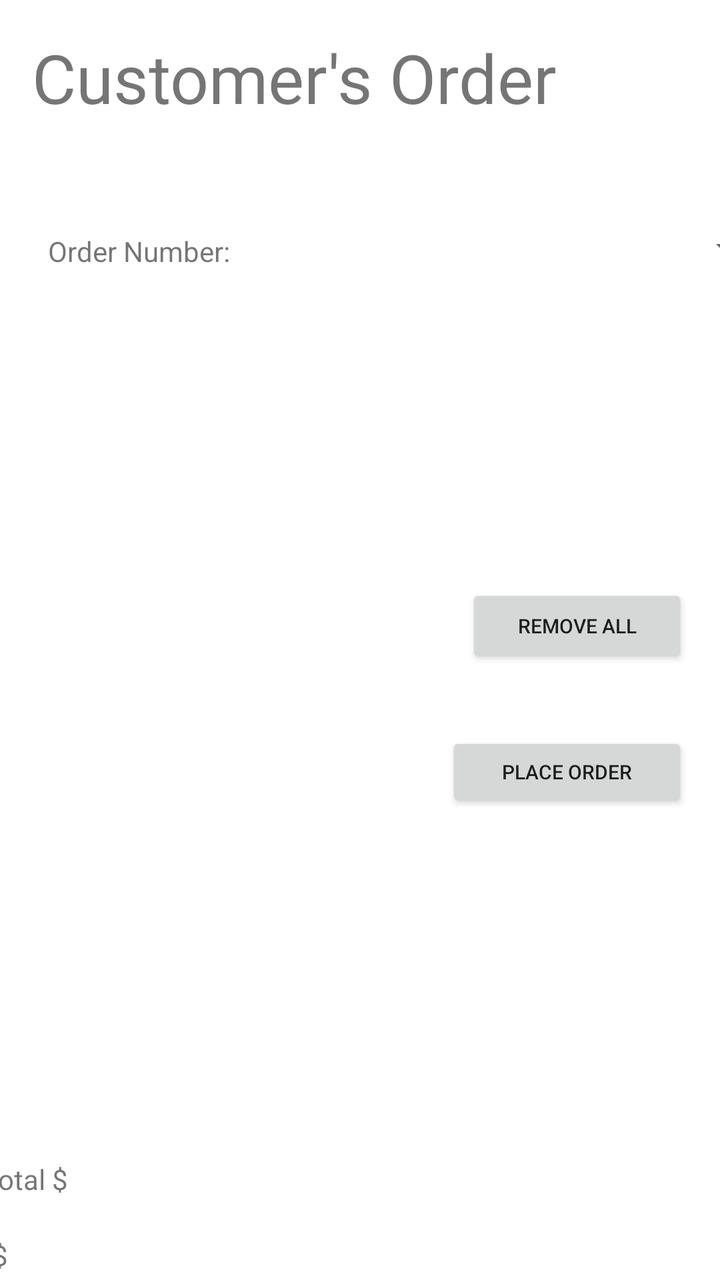
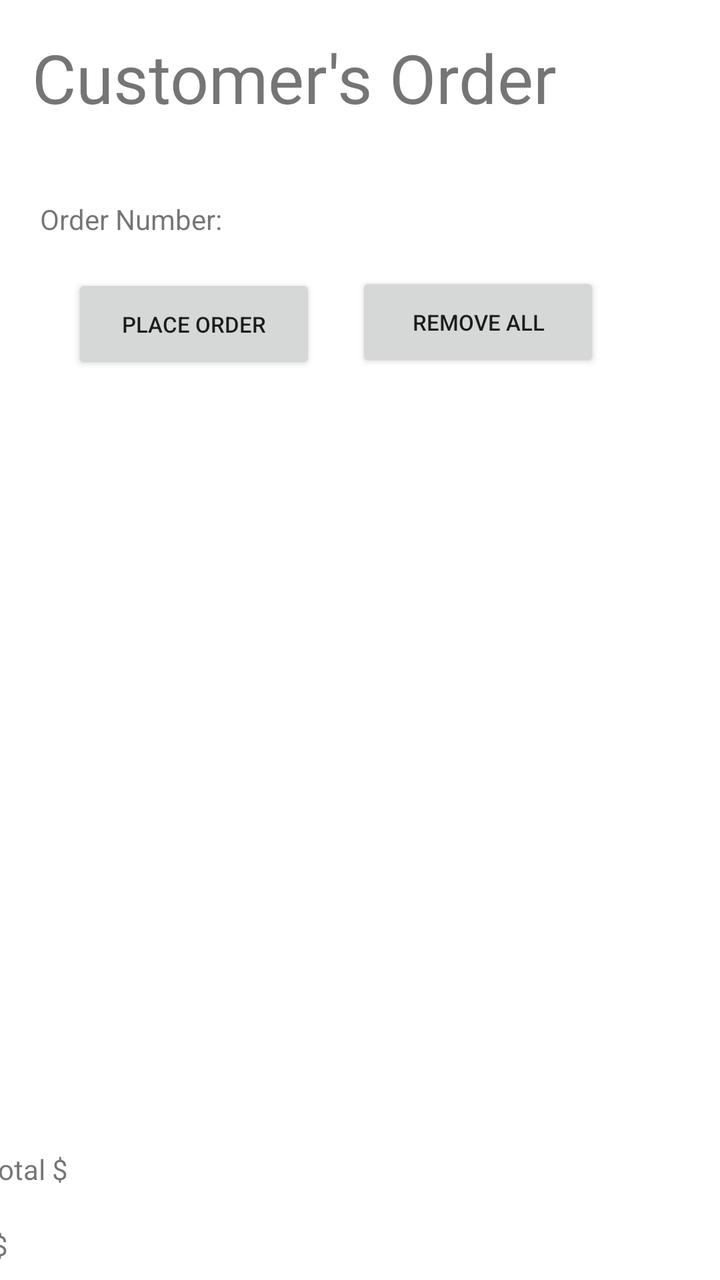

Before-and-after screenshots of an Android layout around one commit, followed by the original layout XML and the change that was made.
<!-- AndroidManifest.xml: application theme Theme.Project5 -->
<!-- res/layout/activity_place_order.xml -->
<?xml version="1.0" encoding="utf-8"?>
<androidx.constraintlayout.widget.ConstraintLayout xmlns:android="http://schemas.android.com/apk/res/android"
    xmlns:app="http://schemas.android.com/apk/res-auto"
    xmlns:tools="http://schemas.android.com/tools"
    android:id="@+id/placeorder"
    android:layout_width="match_parent"
    android:layout_height="match_parent">

    <TextView
        android:id="@+id/textView"
        android:layout_width="383dp"
        android:layout_height="48dp"
        android:layout_marginStart="16dp"
        android:layout_marginTop="16dp"
        android:text="@string/title2"
        android:textAlignment="center"
        android:textSize="34sp"
        app:layout_constraintStart_toStartOf="parent"
        app:layout_constraintTop_toTopOf="parent" />

    <Spinner
        android:id="@+id/spinnerNums"
        android:layout_width="226dp"
        android:layout_height="48dp"
        android:layout_marginStart="24dp"
        android:layout_marginTop="36dp"
        android:autofillHints="ui"
        app:layout_constraintStart_toEndOf="@+id/ordernum"
        app:layout_constraintTop_toBottomOf="@+id/textView" />

    <TextView
        android:id="@+id/ordernum"
        android:layout_width="113dp"
        android:layout_height="17dp"
        android:layout_marginStart="24dp"
        android:layout_marginTop="52dp"
        android:text="@string/order_number"
        app:layout_constraintStart_toStartOf="parent"
        app:layout_constraintTop_toBottomOf="@+id/textView" />

    <androidx.recyclerview.widget.RecyclerView
        android:id="@+id/recyclerView"
        android:layout_width="186dp"
        android:layout_height="368dp"
        android:layout_marginStart="40dp"
        android:layout_marginTop="44dp"
        app:layout_constraintStart_toStartOf="parent"
        app:layout_constraintTop_toBottomOf="@+id/spinnerNums" />

    <Button
        android:id="@+id/removeAll"
        android:layout_width="111dp"
        android:layout_height="42dp"
        android:layout_marginTop="144dp"
        android:layout_marginEnd="16dp"
        android:text="@string/remove_all"
        android:textSize="10sp"
        app:layout_constraintEnd_toEndOf="parent"
        app:layout_constraintTop_toBottomOf="@+id/spinnerNums" />

    <Button
        android:id="@+id/placeOrder"
        android:layout_width="121dp"
        android:layout_height="40dp"
        android:layout_marginTop="32dp"
        android:layout_marginEnd="16dp"
        android:text="@string/place_order"
        android:textSize="10sp"
        app:layout_constraintEnd_toEndOf="parent"
        app:layout_constraintTop_toBottomOf="@+id/removeAll" />

    <LinearLayout
        android:layout_width="358dp"
        android:layout_height="128dp"
        android:layout_marginTop="20dp"
        android:layout_marginEnd="32dp"
        android:orientation="vertical"
        app:layout_constraintEnd_toEndOf="parent"
        app:layout_constraintTop_toBottomOf="@+id/recyclerView">

        <LinearLayout
            android:layout_width="225dp"
            android:layout_height="38dp"
            android:orientation="horizontal">

            <TextView
                android:id="@+id/textView11"
                android:layout_width="101dp"
                android:layout_height="wrap_content"
                android:text="Subtotal $" />

            <TextView
                android:id="@+id/subTotal"
                android:layout_width="wrap_content"
                android:layout_height="wrap_content"
                android:layout_weight="1" />
        </LinearLayout>

        <LinearLayout
            android:layout_width="224dp"
            android:layout_height="38dp"
            android:orientation="horizontal">

            <TextView
                android:layout_width="wrap_content"
                android:layout_height="wrap_content"
                android:layout_weight="1"
                android:text="@string/tax2" />

            <TextView
                android:id="@+id/tax"
                android:layout_width="wrap_content"
                android:layout_height="wrap_content"
                android:layout_weight="1" />
        </LinearLayout>

        <LinearLayout
            android:layout_width="225dp"
            android:layout_height="34dp"
            android:orientation="horizontal">

            <TextView
                android:id="@+id/textView15"
                android:layout_width="wrap_content"
                android:layout_height="wrap_content"
                android:layout_weight="1"
                android:text="@string/total2" />

            <TextView
                android:id="@+id/total"
                android:layout_width="wrap_content"
                android:layout_height="wrap_content"
                android:layout_weight="1" />
        </LinearLayout>

    </LinearLayout>

</androidx.constraintlayout.widget.ConstraintLayout>
<!-- resources referenced by this layout -->
<resources>
  <string name="order_number">Order Number:</string>
  <string name="place_order">Place order</string>
  <string name="remove_all">Remove All</string>
  <string name="tax2">Tax $</string>
  <string name="title2">Customer\'s Order</string>
  <string name="total2">Total $</string>
  <style name="Theme.Project5" parent="Base.Theme.Project5" />
  <style name="Base.Theme.Project5" parent="Theme.MaterialComponents.DayNight.DarkActionBar">
          
          
      </style>
</resources>

<!-- the commit's change to res/layout/activity_place_order.xml (unified diff, before → after) -->
@@ -22,8 +22,8 @@
         android:id="@+id/spinnerNums"
         android:layout_width="226dp"
         android:layout_height="48dp"
-        android:layout_marginStart="24dp"
-        android:layout_marginTop="36dp"
+        android:layout_marginStart="32dp"
+        android:layout_marginTop="20dp"
         android:autofillHints="ui"
         app:layout_constraintStart_toEndOf="@+id/ordernum"
         app:layout_constraintTop_toBottomOf="@+id/textView" />
@@ -32,42 +32,42 @@
         android:id="@+id/ordernum"
         android:layout_width="113dp"
         android:layout_height="17dp"
-        android:layout_marginStart="24dp"
-        android:layout_marginTop="52dp"
+        android:layout_marginStart="20dp"
+        android:layout_marginTop="36dp"
         android:text="@string/order_number"
         app:layout_constraintStart_toStartOf="parent"
         app:layout_constraintTop_toBottomOf="@+id/textView" />
 
     <androidx.recyclerview.widget.RecyclerView
         android:id="@+id/recyclerView"
-        android:layout_width="186dp"
-        android:layout_height="368dp"
+        android:layout_width="325dp"
+        android:layout_height="359dp"
         android:layout_marginStart="40dp"
-        android:layout_marginTop="44dp"
+        android:layout_marginTop="132dp"
         app:layout_constraintStart_toStartOf="parent"
-        app:layout_constraintTop_toBottomOf="@+id/spinnerNums" />
+        app:layout_constraintTop_toBottomOf="@+id/textView" />
 
     <Button
         android:id="@+id/removeAll"
-        android:layout_width="111dp"
-        android:layout_height="42dp"
-        android:layout_marginTop="144dp"
-        android:layout_marginEnd="16dp"
+        android:layout_width="122dp"
+        android:layout_height="50dp"
+        android:layout_marginTop="4dp"
+        android:layout_marginEnd="60dp"
         android:text="@string/remove_all"
-        android:textSize="10sp"
+        android:textSize="11sp"
         app:layout_constraintEnd_toEndOf="parent"
         app:layout_constraintTop_toBottomOf="@+id/spinnerNums" />
 
     <Button
         android:id="@+id/placeOrder"
-        android:layout_width="121dp"
-        android:layout_height="40dp"
-        android:layout_marginTop="32dp"
-        android:layout_marginEnd="16dp"
+        android:layout_width="122dp"
+        android:layout_height="50dp"
+        android:layout_marginStart="36dp"
+        android:layout_marginTop="20dp"
         android:text="@string/place_order"
-        android:textSize="10sp"
-        app:layout_constraintEnd_toEndOf="parent"
-        app:layout_constraintTop_toBottomOf="@+id/removeAll" />
+        android:textSize="11sp"
+        app:layout_constraintStart_toStartOf="parent"
+        app:layout_constraintTop_toBottomOf="@+id/ordernum" />
 
     <LinearLayout
         android:layout_width="358dp"
